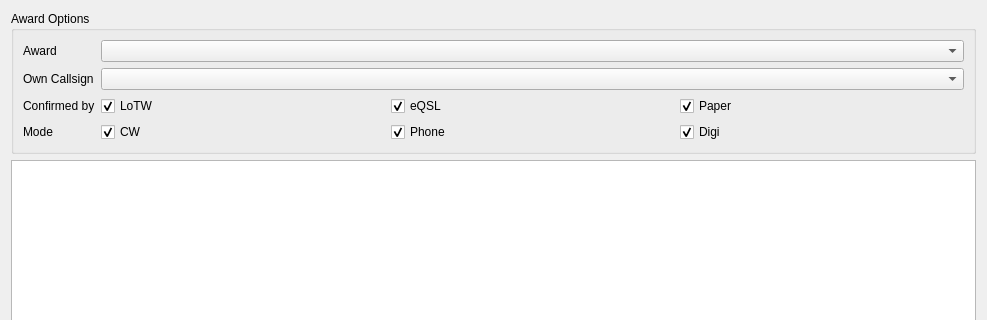
k5mcd/QLog, file ui/AwardsDialog.ui: the form before one commit; both pictures show x 0 to 987 and y 0 to 320 of the 987 by 1002 pixel window.
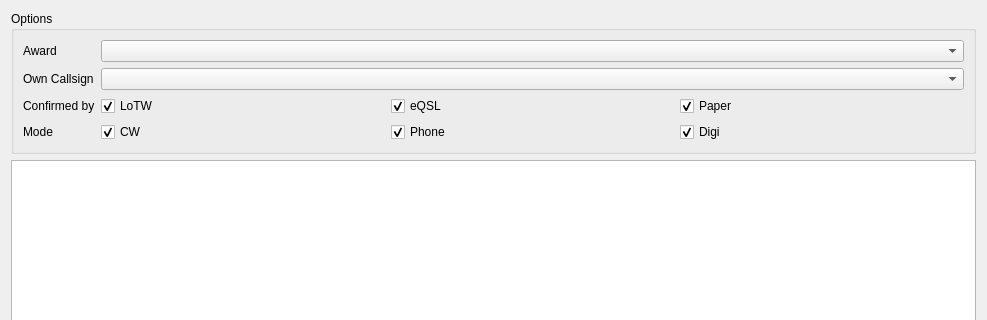
The form after the commit.

Commit message: Awards: Changed options label

```diff
--- a/ui/AwardsDialog.ui
+++ b/ui/AwardsDialog.ui
@@ -17,7 +17,7 @@
    <item>
     <widget class="QGroupBox" name="awardGroupBox">
      <property name="title">
-      <string>Award Options</string>
+      <string>Options</string>
      </property>
      <layout class="QFormLayout" name="formLayout_2">
       <item row="0" column="0">
```
